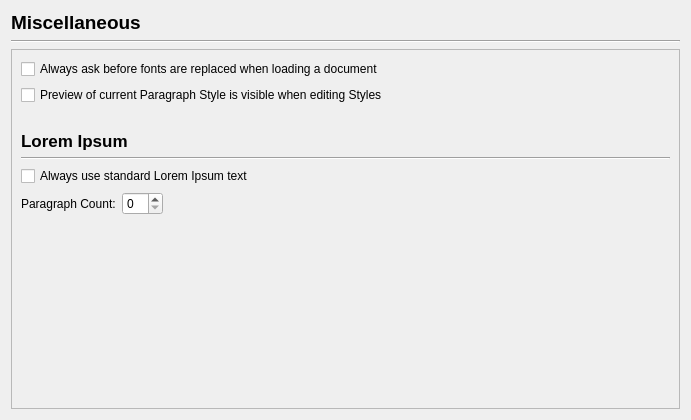
Old version of the form scribus/ui/prefs_miscellaneousbase.ui in the repository scribusproject/scribus.
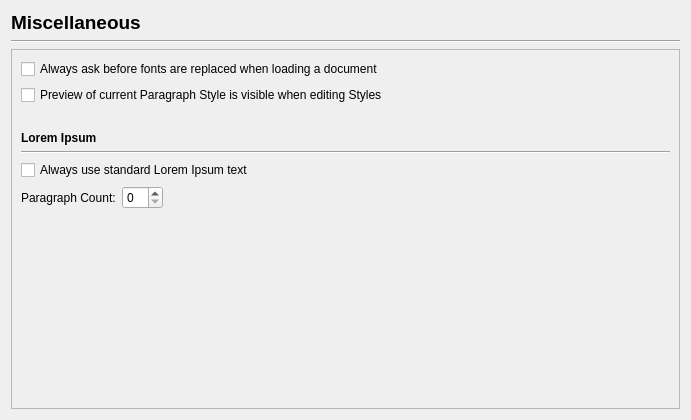
New version of the form.

What changed in the file:
```diff
--- a/scribus/ui/prefs_miscellaneousbase.ui
+++ b/scribus/ui/prefs_miscellaneousbase.ui
@@ -45,8 +45,8 @@
        <rect>
         <x>0</x>
         <y>0</y>
-        <width>663</width>
-        <height>350</height>
+        <width>665</width>
+        <height>352</height>
        </rect>
       </property>
       <layout class="QVBoxLayout" name="verticalLayout">
@@ -84,7 +84,6 @@
         <widget class="QLabel" name="label">
          <property name="font">
           <font>
-           <pointsize>13</pointsize>
            <weight>75</weight>
            <bold>true</bold>
           </font>
```
